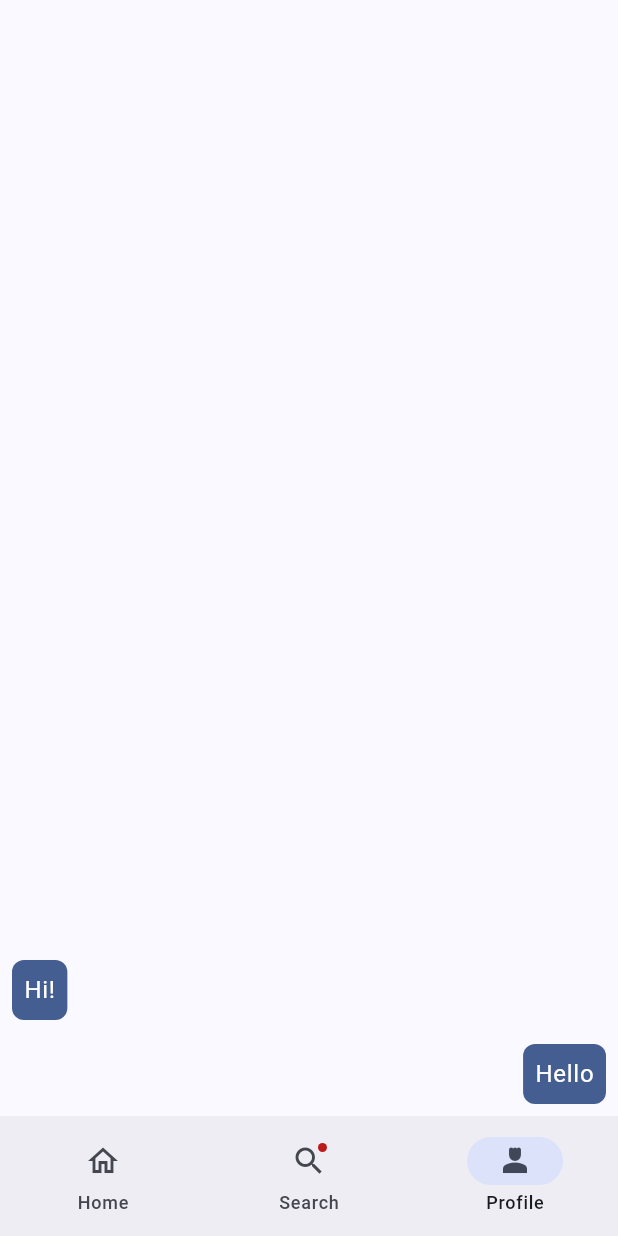
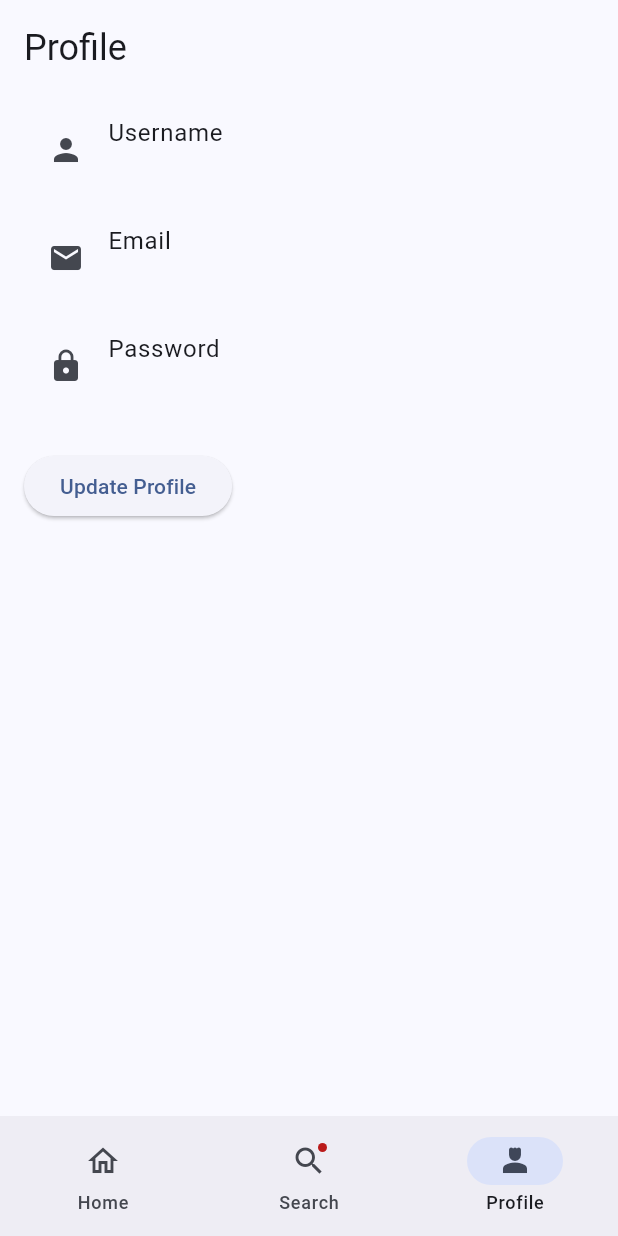
Before and after one commit to bintangyosua/EMMA, a Flutter app: the screen it shows once a user with an empty profile is signed in, item 3 of the bottom bar chosen, on a phone screen of 412 x 824 dp. Run offline on Flutter 3.47's test engine with Material 3 defaults, Android fonts, the phone set to English and light mode, and no system bars; our stand-ins replace cloud_firestore, firebase_auth, firebase_core, flutter_dotenv, google_generative_ai; accounts and stored records are empty; network calls fail.

Commit message:
edit halaman personalisasi akun

```diff
--- a/lib/navigation-bar/navigation-bar.dart
+++ b/lib/navigation-bar/navigation-bar.dart
@@ -1,5 +1,8 @@
 import 'package:emma/eisenhower-matrix/eisenhower-matrix.page.dart';
 import 'package:flutter/material.dart';
+import 'package:firebase_auth/firebase_auth.dart';
+import 'package:cloud_firestore/cloud_firestore.dart';
+import 'package:emma/navigation-bar/update_profile.dart';
 
 class NavigationExample extends StatefulWidget {
   const NavigationExample({super.key});
@@ -11,6 +14,33 @@ class NavigationExample extends StatefulWidget {
 class _NavigationExampleState extends State<NavigationExample> {
   int currentPageIndex = 0;
 
+  String? username;
+  String? email;
+  String? password;
+
+  @override
+  void initState() {
+    super.initState();
+    fetchUserData();
+  }
+
+  Future<void> fetchUserData() async {
+    User? currentUser = FirebaseAuth.instance.currentUser;
+
+    if (currentUser != null) {
+      DocumentSnapshot userDoc = await FirebaseFirestore.instance
+          .collection('users')
+          .doc(currentUser.uid)
+          .get();
+
+      setState(() {
+        username = userDoc['name'];
+        email = userDoc['email'];
+        password = userDoc['password'];
+      });
+    }
+  }
+
   @override
   Widget build(BuildContext context) {
     final ThemeData theme = Theme.of(context);
@@ -21,7 +51,6 @@ class _NavigationExampleState extends State<NavigationExample> {
             currentPageIndex = index;
           });
         },
-        // indicatorColor: const Color.fromARGB(255, 155, 162, 203),
         selectedIndex: currentPageIndex,
         destinations: const <Widget>[
           NavigationDestination(
@@ -35,20 +64,14 @@ class _NavigationExampleState extends State<NavigationExample> {
             label: 'Search',
           ),
           NavigationDestination(
-            icon: Badge(
-              // label: Text('2'),
-              child: Icon(Icons.person_4_outlined),
-            ),
+            icon: Badge(child: Icon(Icons.person_4_outlined)),
             selectedIcon: Icon(Icons.person_4),
             label: 'Profile',
           ),
         ],
       ),
       body: <Widget>[
-        /// Home page
         EisenhowerMatrixPage(),
-
-        /// Notifications page
         const Padding(
           padding: EdgeInsets.all(8.0),
           child: Column(
@@ -70,48 +93,47 @@ class _NavigationExampleState extends State<NavigationExample> {
             ],
           ),
         ),
-
-        /// Messages page
-        ListView.builder(
-          reverse: true,
-          itemCount: 2,
-          itemBuilder: (BuildContext context, int index) {
-            if (index == 0) {
-              return Align(
-                alignment: Alignment.centerRight,
-                child: Container(
-                  margin: const EdgeInsets.all(8.0),
-                  padding: const EdgeInsets.all(8.0),
-                  decoration: BoxDecoration(
-                    color: theme.colorScheme.primary,
-                    borderRadius: BorderRadius.circular(8.0),
+        username != null
+            ? Padding(
+                padding: const EdgeInsets.all(16.0),
+                child: Column(
+                  crossAxisAlignment: CrossAxisAlignment.start,
+                  children: [
+                    Text(
+                      'Profile',
+                      style: theme.textTheme.headlineSmall,
                     ),
-                  child: Text(
-                    'Hello',
-                    style: theme.textTheme.bodyLarge!
-                        .copyWith(color: theme.colorScheme.onPrimary),
+                    const SizedBox(height: 16.0),
+                    ListTile(
+                      leading: const Icon(Icons.person),
+                      title: const Text('Username'),
+                      subtitle: Text(username!),
                     ),
+                    ListTile(
+                      leading: const Icon(Icons.email),
+                      title: const Text('Email'),
+                      subtitle: Text(email!),
                     ),
-              );
-            }
-            return Align(
-              alignment: Alignment.centerLeft,
-              child: Container(
-                margin: const EdgeInsets.all(8.0),
-                padding: const EdgeInsets.all(8.0),
-                decoration: BoxDecoration(
-                  color: theme.colorScheme.primary,
-                  borderRadius: BorderRadius.circular(8.0),
+                    ListTile(
+                      leading: const Icon(Icons.lock),
+                      title: const Text('Password'),
+                      subtitle: Text(password!),
                     ),
-                child: Text(
-                  'Hi!',
-                  style: theme.textTheme.bodyLarge!
-                      .copyWith(color: theme.colorScheme.onPrimary),
-                ),
-              ),
+                    const SizedBox(height: 20),
+                    ElevatedButton(
+                      onPressed: () {
+                        Navigator.push(
+                          context,
+                          MaterialPageRoute(
+                              builder: (context) => UpdateProfilePage()),
                         );
                       },
+                      child: Text("Update Profile"),
                     ),
+                  ],
+                ),
+              )
+            : const Center(child: CircularProgressIndicator()),
       ][currentPageIndex],
     );
   }
--- a/lib/ui/login_screen.dart
+++ b/lib/ui/login_screen.dart
@@ -1,6 +1,6 @@
 import 'package:flutter/material.dart';
 import 'package:firebase_auth/firebase_auth.dart';
-import 'homepage.dart';
+import 'package:emma/navigation-bar/navigation-bar.dart';
 import 'register_screen.dart';
 
 class LoginScreen extends StatefulWidget {
@@ -15,21 +15,36 @@ class _LoginScreenState extends State<LoginScreen> {
 
   void login() async {
     try {
+      // Attempt to sign in the user with the provided email and password
       UserCredential userCredential = await FirebaseAuth.instance
           .signInWithEmailAndPassword(
-              email: _emailController.text, password: _passwordController.text);
+              email: _emailController.text.trim(),
+              password: _passwordController.text);
 
       if (userCredential.user != null) {
-        // Login success -> Homepage
+        // Successful login -> Navigate to NavigationExample
         Navigator.pushReplacement(
           context,
-          MaterialPageRoute(builder: (context) => HomePage()),
+          MaterialPageRoute(builder: (context) => NavigationExample()),
         );
       }
+    } on FirebaseAuthException catch (e) {
+      // Handle Firebase-specific authentication errors
+      setState(() {
+        if (e.code == 'user-not-found') {
+          _errorMessage = "No user found with this email.";
+        } else if (e.code == 'wrong-password') {
+          _errorMessage = "Incorrect password. Please try again.";
+        } else if (e.code == 'invalid-email') {
+          _errorMessage = "Invalid email format.";
+        } else {
+          _errorMessage = "Login failed. Please try again.";
+        }
+      });
     } catch (e) {
-      // Set error message to show above the Sign In button
+      // General error catch block for any other errors
       setState(() {
-        _errorMessage = "Login failed. Please check your credentials.";
+        _errorMessage = "An unexpected error occurred. Please try again.";
       });
     }
   }
--- a/pubspec.yaml
+++ b/pubspec.yaml
@@ -51,7 +51,7 @@ dev_dependencies:
   # activated in the `analysis_options.yaml` file located at the root of your
   # package. See that file for information about deactivating specific lint
   # rules and activating additional ones.
-  flutter_lints: ^4.0.0
+  flutter_lints: ^5.0.0
 
 # For information on the generic Dart part of this file, see the
 # following page: https://dart.dev/tools/pub/pubspec
```
Also changed, not shown: lib/navigation-bar/update_profile.dart (added, +109 -0 lines), pubspec.lock. Lines whose indentation alone changed are shown as unchanged.
